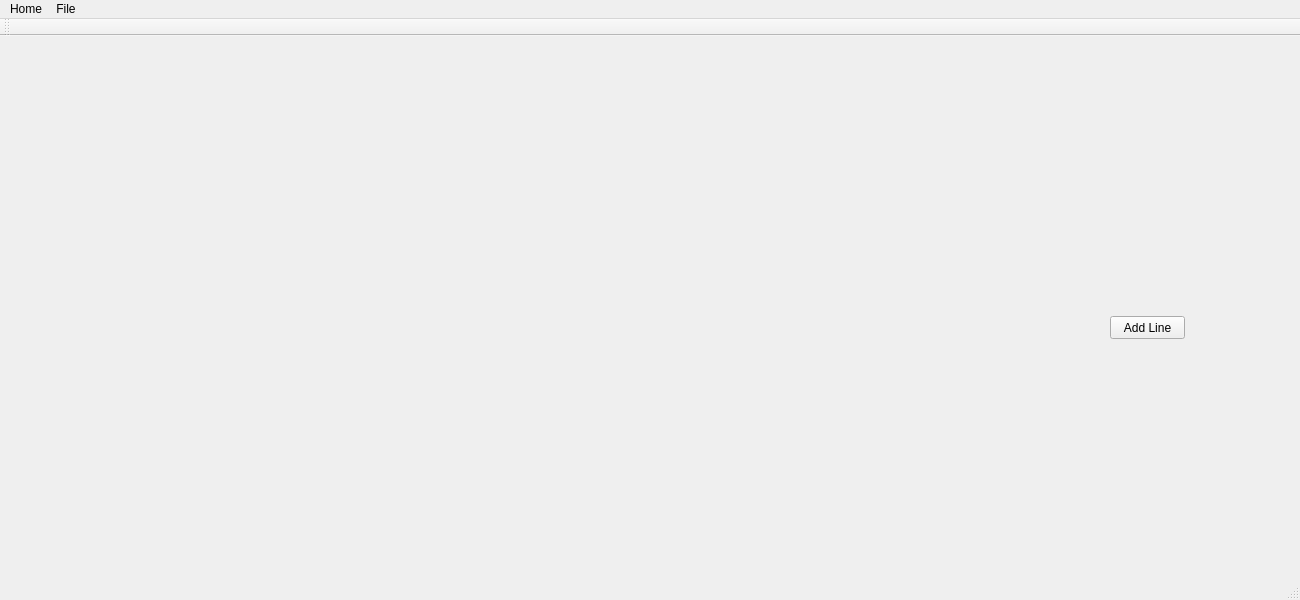
First picture: the form in 2DGraphicsModeler/mainwindow.ui, repository Alex-the-666/2DGraphicsModular, before the edit.
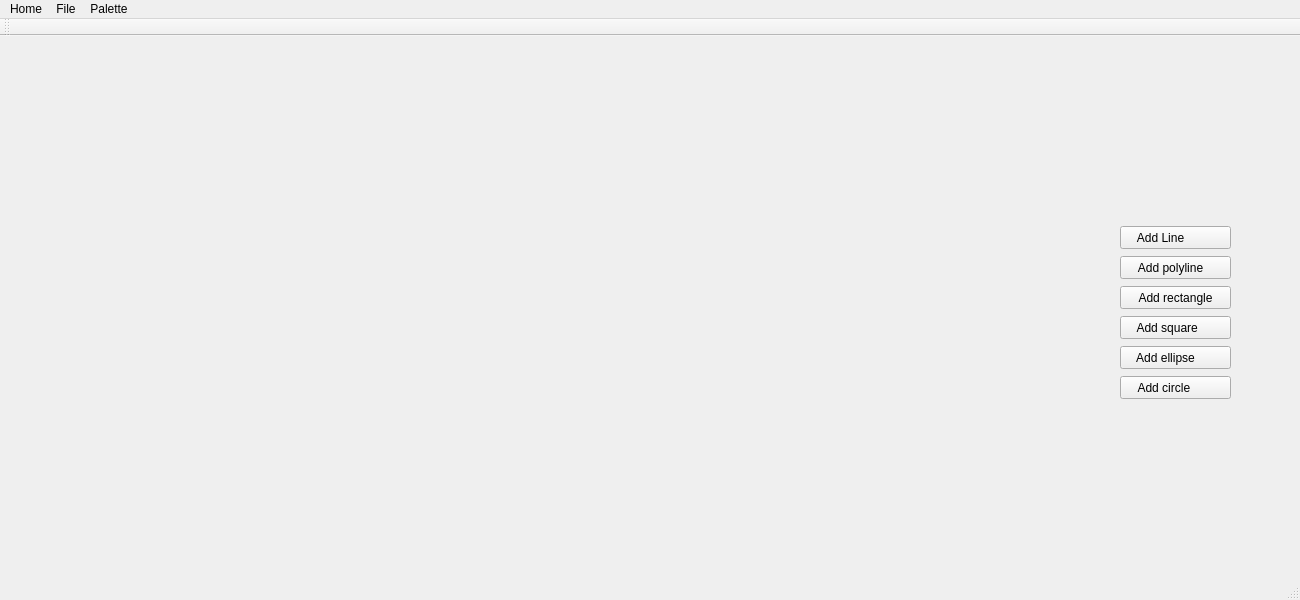
Second picture: the form after the edit.

```diff
--- a/2DGraphicsModeler/mainwindow.ui
+++ b/2DGraphicsModeler/mainwindow.ui
@@ -17,14 +17,79 @@
    <widget class="QPushButton" name="TestAddShape">
     <property name="geometry">
      <rect>
-      <x>1110</x>
+      <x>1120</x>
       <y>280</y>
-      <width>75</width>
+      <width>111</width>
       <height>23</height>
      </rect>
     </property>
     <property name="text">
-     <string>Add Line</string>
+     <string>Add square     </string>
+    </property>
+   </widget>
+   <widget class="QPushButton" name="TestAddShape_2">
+    <property name="geometry">
+     <rect>
+      <x>1120</x>
+      <y>250</y>
+      <width>111</width>
+      <height>23</height>
+     </rect>
+    </property>
+    <property name="text">
+     <string>Add rectangle</string>
+    </property>
+   </widget>
+   <widget class="QPushButton" name="TestAddShape_3">
+    <property name="geometry">
+     <rect>
+      <x>1120</x>
+      <y>220</y>
+      <width>111</width>
+      <height>23</height>
+     </rect>
+    </property>
+    <property name="text">
+     <string>Add polyline   </string>
+    </property>
+   </widget>
+   <widget class="QPushButton" name="TestAddShape_4">
+    <property name="geometry">
+     <rect>
+      <x>1120</x>
+      <y>190</y>
+      <width>111</width>
+      <height>23</height>
+     </rect>
+    </property>
+    <property name="text">
+     <string>Add Line         </string>
+    </property>
+   </widget>
+   <widget class="QPushButton" name="TestAddShape_5">
+    <property name="geometry">
+     <rect>
+      <x>1120</x>
+      <y>310</y>
+      <width>111</width>
+      <height>23</height>
+     </rect>
+    </property>
+    <property name="text">
+     <string>Add ellipse      </string>
+    </property>
+   </widget>
+   <widget class="QPushButton" name="TestAddShape_6">
+    <property name="geometry">
+     <rect>
+      <x>1120</x>
+      <y>340</y>
+      <width>111</width>
+      <height>23</height>
+     </rect>
+    </property>
+    <property name="text">
+     <string>Add circle       </string>
     </property>
    </widget>
   </widget>
@@ -34,7 +99,7 @@
      <x>0</x>
      <y>0</y>
      <width>1300</width>
-     <height>21</height>
+     <height>26</height>
     </rect>
    </property>
    <widget class="QMenu" name="menuHome">
@@ -52,8 +117,15 @@
     <addaction name="actionSave"/>
     <addaction name="actionQuit"/>
    </widget>
+   <widget class="QMenu" name="menuPalette">
+    <property name="title">
+     <string>Palette</string>
+    </property>
+    <addaction name="actionOpen_palette"/>
+   </widget>
    <addaction name="menuHome"/>
    <addaction name="menuFile"/>
+   <addaction name="menuPalette"/>
   </widget>
   <widget class="QToolBar" name="mainToolBar">
    <attribute name="toolBarArea">
```
Left out of the diff: 5 changed lines with no effect on the pictures.
